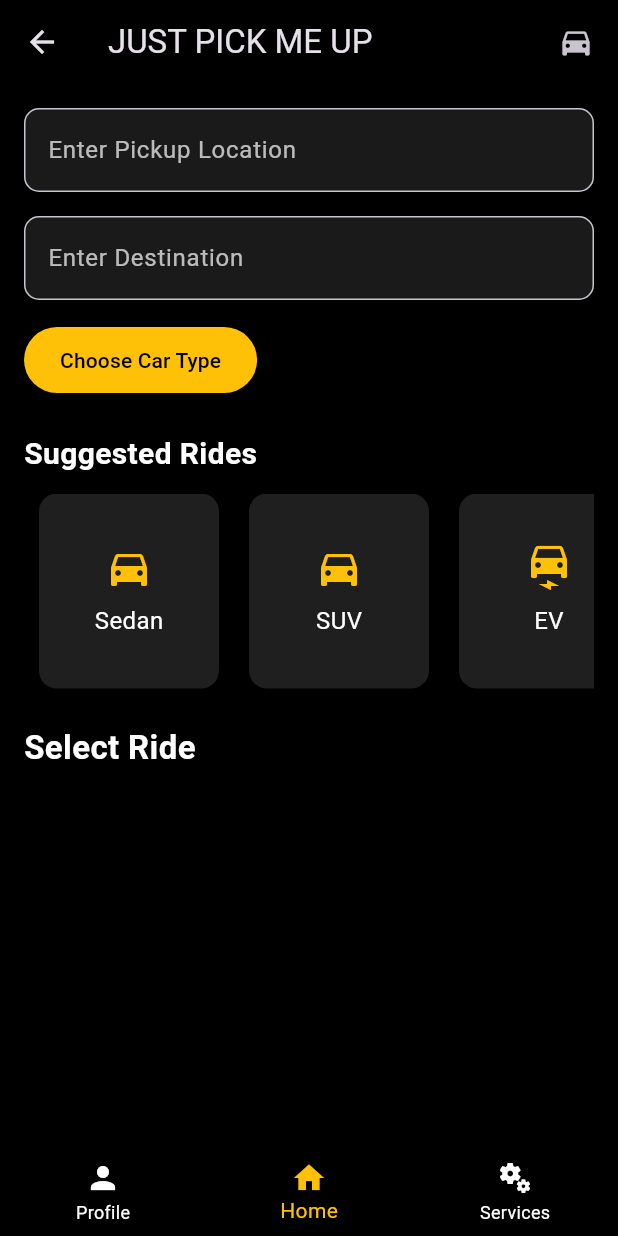
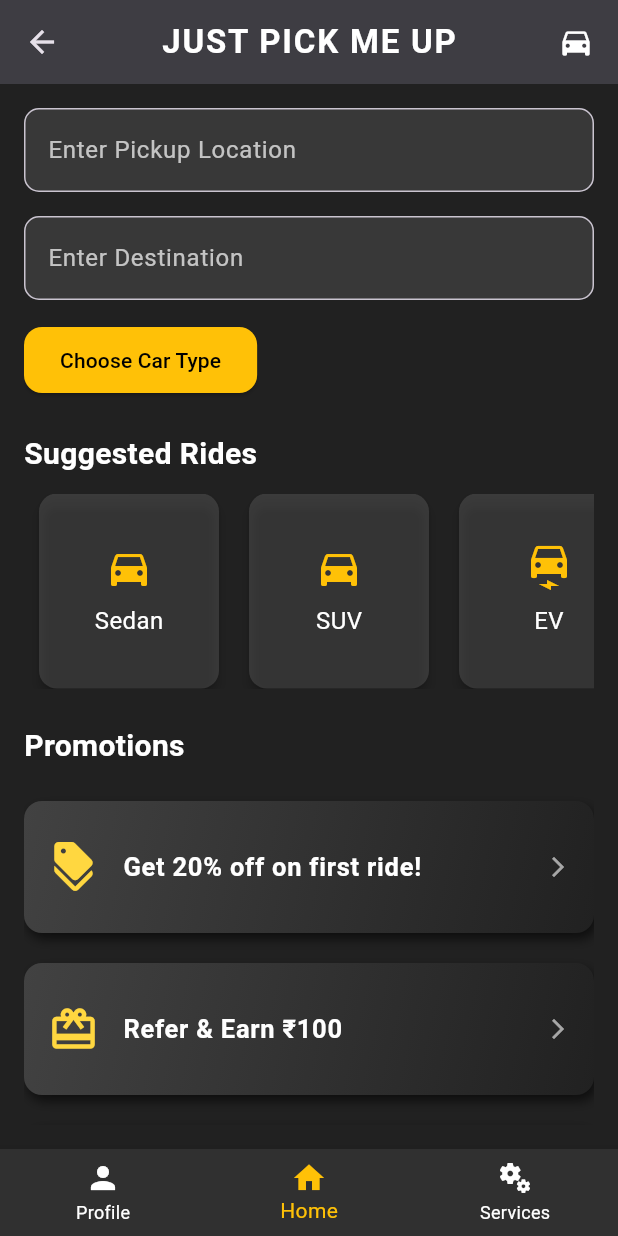
Before and after one commit to Sharanmalali/interntask, a Flutter app: the HomePage screen opened by its route, on a phone screen of 412 x 824 dp. Run offline on Flutter 3.47's test engine with Material 3 defaults, Android fonts, the phone set to English and light mode, and no system bars; our stand-ins replace firebase_auth, firebase_core, google_sign_in; accounts and stored records are empty.

Commit message:
HOME_PAGE ENHANCED

```diff
--- a/lib/home_page.dart
+++ b/lib/home_page.dart
@@ -12,7 +12,7 @@ class _HomePageState extends State<HomePage> {
 
   static const List<Widget> _pages = <Widget>[
     Center(child: Text('Profile Page', style: TextStyle(color: Colors.white))),
-    SizedBox(), // Home page is built inline
+    SizedBox(), // Home page inline
     Center(child: Text('Services Page', style: TextStyle(color: Colors.white))),
   ];
 
@@ -28,16 +28,25 @@ class _HomePageState extends State<HomePage> {
   @override
   Widget build(BuildContext context) {
     return Scaffold(
-      backgroundColor: Colors.black,
+      backgroundColor: Colors.grey[900],
       appBar: AppBar(
-        title: const Text('JUST PICK ME UP'),
+        title: const Text(
+          'JUST PICK ME UP',
+          style: TextStyle(
+            fontWeight: FontWeight.bold,
+            letterSpacing: 1.2,
+            color: Colors.white,
+          ),
+        ),
+        centerTitle: true,
+        backgroundColor: Colors.grey[850],
+        elevation: 4,
         actions: const [
           Padding(
             padding: EdgeInsets.only(right: 16.0),
-            child: Icon(Icons.directions_car),
+            child: Icon(Icons.directions_car, color: Colors.white),
           ),
         ],
-        backgroundColor: Colors.black,
       ),
       body: Padding(
         padding: const EdgeInsets.all(16.0),
@@ -52,8 +61,10 @@ class _HomePageState extends State<HomePage> {
                         hintText: 'Enter Pickup Location',
                         filled: true,
                         fillColor: Colors.white10,
-                        border: OutlineInputBorder(borderRadius: BorderRadius.circular(10)),
-                        hintStyle: TextStyle(color: Colors.white70),
+                        border: OutlineInputBorder(
+                          borderRadius: BorderRadius.circular(10),
+                        ),
+                        hintStyle: const TextStyle(color: Colors.white70),
                       ),
                       style: const TextStyle(color: Colors.white),
                     ),
@@ -64,8 +75,10 @@ class _HomePageState extends State<HomePage> {
                         hintText: 'Enter Destination',
                         filled: true,
                         fillColor: Colors.white10,
-                        border: OutlineInputBorder(borderRadius: BorderRadius.circular(10)),
-                        hintStyle: TextStyle(color: Colors.white70),
+                        border: OutlineInputBorder(
+                          borderRadius: BorderRadius.circular(10),
+                        ),
+                        hintStyle: const TextStyle(color: Colors.white70),
                       ),
                       style: const TextStyle(color: Colors.white),
                     ),
@@ -81,6 +94,7 @@ class _HomePageState extends State<HomePage> {
                         backgroundColor: Colors.amber,
                         foregroundColor: Colors.black,
                         padding: const EdgeInsets.symmetric(horizontal: 24, vertical: 12),
+                        shape: RoundedRectangleBorder(borderRadius: BorderRadius.circular(12)),
                       ),
                       child: const Text("Choose Car Type"),
                     ),
@@ -104,8 +118,15 @@ class _HomePageState extends State<HomePage> {
                     ),
                     const SizedBox(height: 24),
                     const Text(
-                      'Select Ride',
-                      style: TextStyle(fontSize: 22, fontWeight: FontWeight.bold, color: Colors.white),
+                      'Promotions',
+                      style: TextStyle(fontSize: 20, fontWeight: FontWeight.bold, color: Colors.white),
+                    ),
+                    const SizedBox(height: 12),
+                    ListView.builder(
+                      itemCount: 3,
+                      shrinkWrap: true,
+                      physics: const NeverScrollableScrollPhysics(),
+                      itemBuilder: (context, index) => AdvertisementCard(index: index),
                     ),
                   ],
                 ),
@@ -113,7 +134,7 @@ class _HomePageState extends State<HomePage> {
             : _pages[_selectedIndex],
       ),
       bottomNavigationBar: BottomNavigationBar(
-        backgroundColor: Colors.black,
+        backgroundColor: Colors.grey[850],
         selectedItemColor: Colors.amber,
         unselectedItemColor: Colors.white,
         currentIndex: _selectedIndex,
@@ -157,19 +178,75 @@ class RideOption extends StatelessWidget {
   }
 }
 
+class AdvertisementCard extends StatelessWidget {
+  final int index;
+
+  const AdvertisementCard({super.key, required this.index});
+
+  @override
+  Widget build(BuildContext context) {
+    final List<String> promoTexts = [
+      "Get 20% off on first ride!",
+      "Refer & Earn ₹100",
+      "Night rides now 15% cheaper"
+    ];
+    final List<IconData> promoIcons = [
+      Icons.discount,
+      Icons.card_giftcard,
+      Icons.nightlight_round,
+    ];
+
+    return Container(
+      margin: const EdgeInsets.symmetric(vertical: 10),
+      decoration: BoxDecoration(
+        gradient: LinearGradient(
+          colors: [Colors.grey.shade800, Colors.grey.shade900],
+          begin: Alignment.topLeft,
+          end: Alignment.bottomRight,
+        ),
+        borderRadius: BorderRadius.circular(12),
+        boxShadow: [
+          BoxShadow(
+            color: Colors.black.withOpacity(0.6),
+            blurRadius: 6,
+            offset: const Offset(2, 4),
+          )
+        ],
+      ),
+      child: ListTile(
+        contentPadding: const EdgeInsets.all(16),
+        leading: Icon(promoIcons[index], color: Colors.amberAccent, size: 34),
+        title: Text(
+          promoTexts[index],
+          style: const TextStyle(
+            fontSize: 17,
+            fontWeight: FontWeight.w600,
+            color: Colors.white,
+            letterSpacing: 0.5,
+          ),
+        ),
+        trailing: const Icon(Icons.arrow_forward_ios, size: 16, color: Colors.white60),
+        onTap: () {
+          // Future logic
+        },
+      ),
+    );
+  }
+}
+
 class SelectCarPage extends StatelessWidget {
   const SelectCarPage({super.key});
 
   @override
   Widget build(BuildContext context) {
     return Scaffold(
+      backgroundColor: Colors.grey[900],
       appBar: AppBar(
         title: const Text('Select Car Type'),
-        backgroundColor: Colors.black,
+        backgroundColor: Colors.grey[850],
       ),
-      backgroundColor: Colors.black,
-      body: Center(
-        child: const Text(
+      body: const Center(
+        child: Text(
           'Select your car type here',
           style: TextStyle(fontSize: 20, color: Colors.white),
         ),
```
